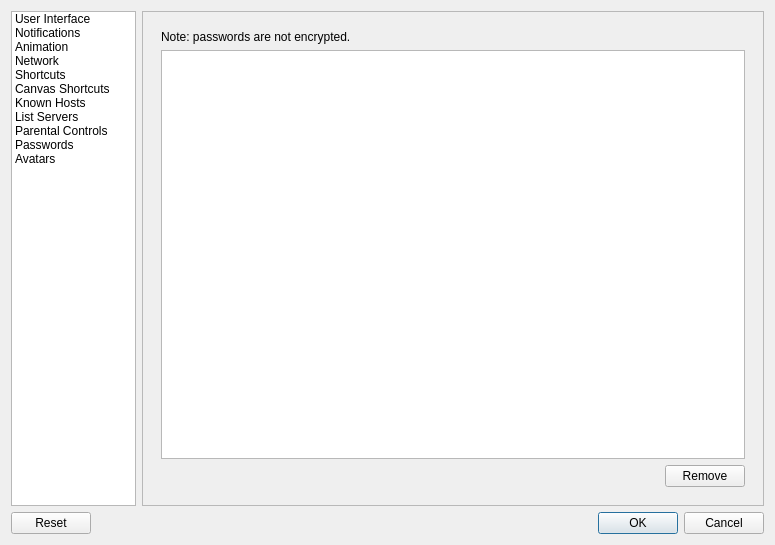
drawpile/Drawpile, file src/desktop/ui/settings.ui: the form before one commit.
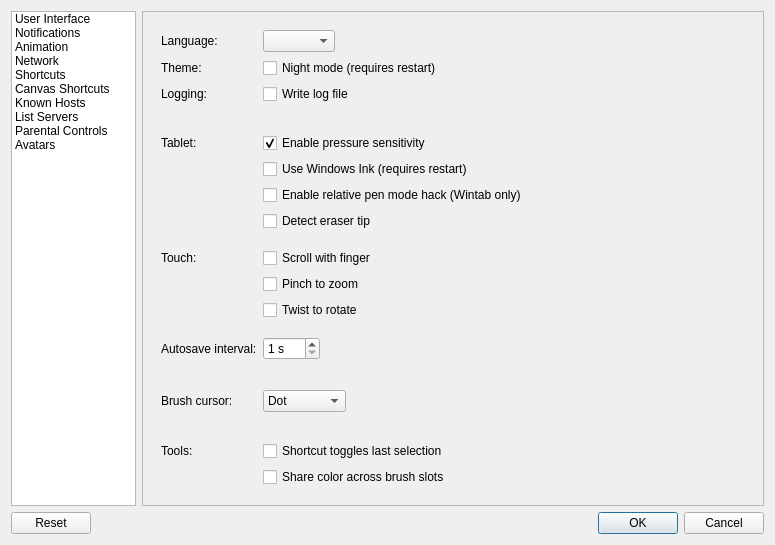
The form after the commit. The open tabs and pages were chosen to show the change. Icons and pictures are not drawn. Custom widgets are drawn as their Qt base class.

Commit message:
Use QtKeyChain library for password storage
Remove plaintext password remembering.

Patch:
```diff
--- a/src/desktop/ui/settings.ui
+++ b/src/desktop/ui/settings.ui
@@ -63,11 +63,6 @@
          <string>Parental Controls</string>
         </property>
        </item>
-       <item>
-        <property name="text">
-         <string>Passwords</string>
-        </property>
-       </item>
        <item>
         <property name="text">
          <string>Avatars</string>
@@ -1070,48 +1065,6 @@
             </item>
            </layout>
           </widget>
-          <widget class="QWidget" name="passwordPage">
-           <layout class="QVBoxLayout" name="verticalLayout_5">
-            <item>
-             <widget class="QLabel" name="passwordListMessage">
-              <property name="text">
-               <string>Note: passwords are not encrypted.</string>
-              </property>
-             </widget>
-            </item>
-            <item>
-             <widget class="QTreeView" name="passwordListView">
-              <attribute name="headerVisible">
-               <bool>false</bool>
-              </attribute>
-             </widget>
-            </item>
-            <item>
-             <layout class="QHBoxLayout" name="horizontalLayout_10">
-              <item>
-               <spacer name="horizontalSpacer_6">
-                <property name="orientation">
-                 <enum>Qt::Horizontal</enum>
-                </property>
-                <property name="sizeHint" stdset="0">
-                 <size>
-                  <width>40</width>
-                  <height>20</height>
-                 </size>
-                </property>
-               </spacer>
-              </item>
-              <item>
-               <widget class="QPushButton" name="passwordListRemove">
-                <property name="text">
-                 <string>Remove</string>
-                </property>
-               </widget>
-              </item>
-             </layout>
-            </item>
-           </layout>
-          </widget>
           <widget class="QWidget" name="page_3">
            <layout class="QVBoxLayout" name="verticalLayout_6">
             <item>
```
Left out of the diff: 2 changed lines with no effect on the pictures. The commit also changes 16 other files.
